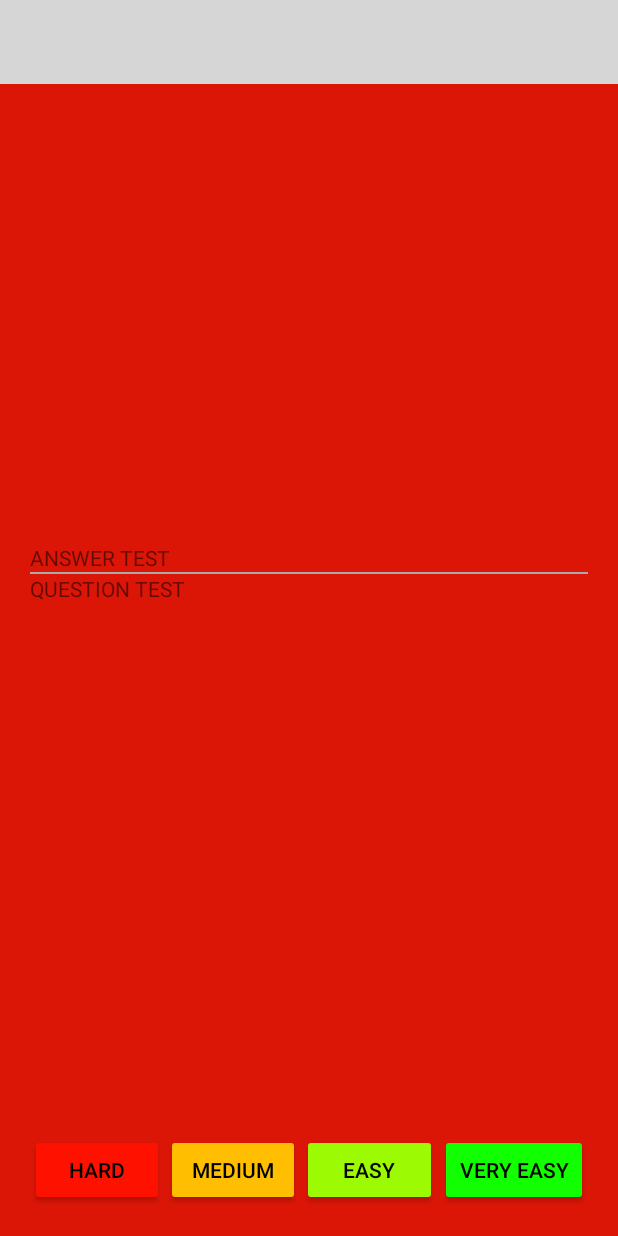
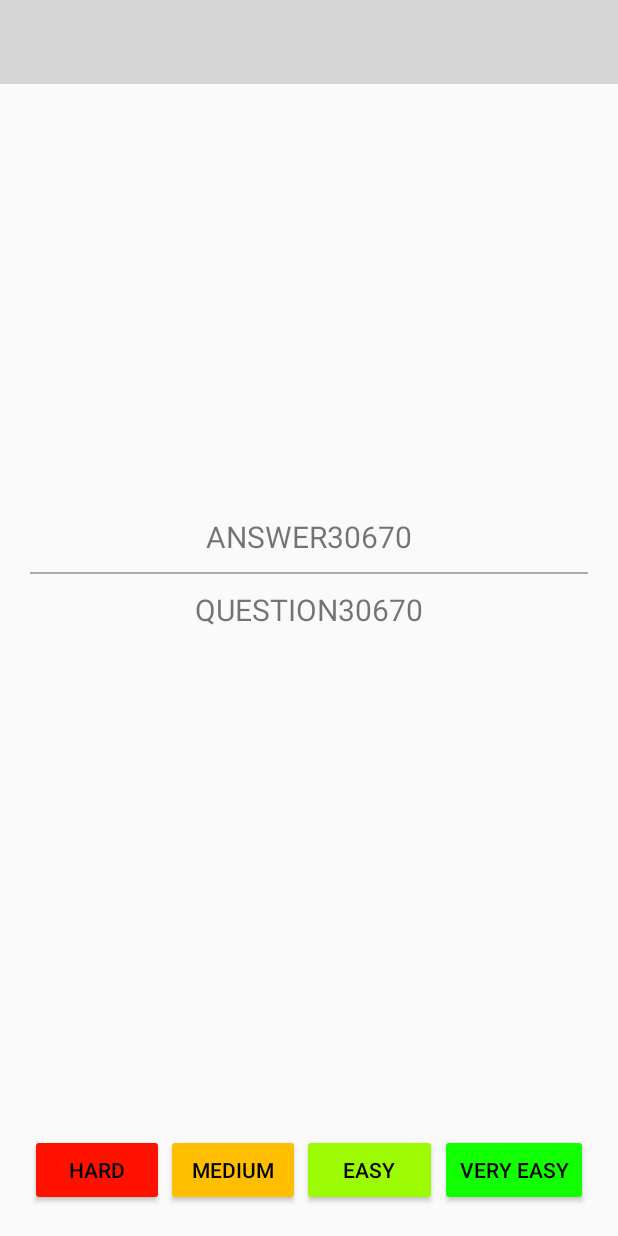
Before and after one commit to jonaselmesten/learndeck-application, an Android app: the StudyActivity screen opened directly, with no data from a screen before it, after a tap on an icon or button, on a phone screen of 412 x 824 dp. Run offline under Robolectric (Android 15) with nearby library versions, the phone set to English and light mode, and no system bars; 1 statement that could not run was skipped.

Commit message:
Updated textView size and some colors.

```diff
--- a/app/src/main/java/activity/StudyActivity.java
+++ b/app/src/main/java/activity/StudyActivity.java
@@ -1,11 +1,10 @@
 package activity;
 
-import android.app.ActionBar;
-import android.content.Intent;
+import android.os.Bundle;
+import android.view.Gravity;
 import android.view.View;
 import android.widget.*;
 import androidx.appcompat.app.AppCompatActivity;
-import android.os.Bundle;
 import com.example.learndeck.R;
 
 import java.util.Random;
@@ -51,15 +50,15 @@ public class StudyActivity extends AppCompatActivity {
         });
 
         //Add next card.
-        TextView question = new TextView(this);
-        question.setText("QUESTION TEST");
-        TextView answer = new TextView(this);
-        answer.setText("ANSWER TEST");
+        TextView question = getTextView("QUESTION" + Integer.toString(new Random().nextInt(234234)));
+        TextView answer = getTextView("ANSWER" + Integer.toString(new Random().nextInt(234234)));
 
         LinearLayout answerLayout = findViewById(R.id.answerLayout);
         LinearLayout questionLayout = findViewById(R.id.questionLayout);
+
         answerLayout.addView(question);
         questionLayout.addView(answer);
+
         answerLayout.setVisibility(View.GONE);
     }
 
@@ -91,10 +90,8 @@ public class StudyActivity extends AppCompatActivity {
         answerLayout.setVisibility(View.GONE);
 
         //Add next card.
-        TextView question = new TextView(this);
-        question.setText("QUESTION" + Integer.toString(new Random().nextInt(234234)));
-        TextView answer = new TextView(this);
-        answer.setText("AANSWER" + Integer.toString(new Random().nextInt(234234)));
+        TextView question = getTextView("QUESTION" + Integer.toString(new Random().nextInt(234234)));
+        TextView answer = getTextView("ANSWER" + Integer.toString(new Random().nextInt(234234)));
 
         answerLayout.addView(answer);
         questionLayout.addView(question);
@@ -117,4 +114,14 @@ public class StudyActivity extends AppCompatActivity {
         nextCard();
     }
 
+    private TextView getTextView(String text) {
+
+        TextView textView = new TextView(this);
+        textView.setGravity(Gravity.CENTER_HORIZONTAL);
+        textView.setTextSize(20);
+        textView.setText(text);
+
+        return textView;
+    }
+
 }
--- a/app/src/main/res/layout/activity_study.xml
+++ b/app/src/main/res/layout/activity_study.xml
@@ -32,6 +32,8 @@
                         android:id="@+id/divider2"
                         android:layout_width="match_parent"
                         android:layout_height="1dp"
+                        android:layout_marginBottom="10dp"
+                        android:layout_marginTop="10dp"
                         android:background="@android:color/darker_gray"
                 />
                 <LinearLayout
--- a/app/src/main/res/values/colors.xml
+++ b/app/src/main/res/values/colors.xml
@@ -14,4 +14,7 @@
     <color name="black_overlay">#66000000</color>
     <color name="red">#FF1100</color>
     <color name="green">#11FF00</color>
+    <color name="colorPrimary">#00AD31</color>
+    <color name="colorPrimaryDark">#036900</color>
+    <color name="colorAccent">#99DD2C</color>
 </resources>
--- a/app/src/main/res/values/styles.xml
+++ b/app/src/main/res/values/styles.xml
@@ -6,28 +6,21 @@
         <item name="colorPrimaryDark">@color/colorPrimaryDark</item>
         <item name="colorAccent">@color/colorAccent</item>
 
-        <item name="android:windowBackground">@color/activityBackground</item>
         <item name="actionBarStyle">@style/CustomActionBarTheme</item>
     </style>
 
-    <style name="study_button">
+    <style name="StudyButton">
         <item name="android:layout_width">wrap_content</item>
         <item name="android:layout_height">wrap_content</item>
         <item name="android:layout_weight">1</item>
     </style>
 
     <style name="CustomActionBarTheme" parent="Theme.AppCompat.Light">
-        <item name="android:text">asdasdasdsa</item>
-        <item name="android:actionBarStyle">@style/NewActionBar2</item>
-        <item name="background">@drawable/logo</item>
+        <item name="background">@drawable/bkg_side</item>
     </style>
 
-    <style name="NewActionBar2" parent="Theme.AppCompat.Light.DarkActionBar">
-        <item name="android:background">@drawable/logo</item>
+    <style name="DynamicText">
+
     </style>
 
-    <color name="colorPrimary">#00AD31</color>
-    <color name="colorPrimaryDark">#036900</color>
-    <color name="colorAccent">#99DD2C</color>
-    <color name="activityBackground">#DB1607</color>
 </resources>
```
Also changed, not shown: app/src/main/AndroidManifest.xml (+10 -8 lines).
